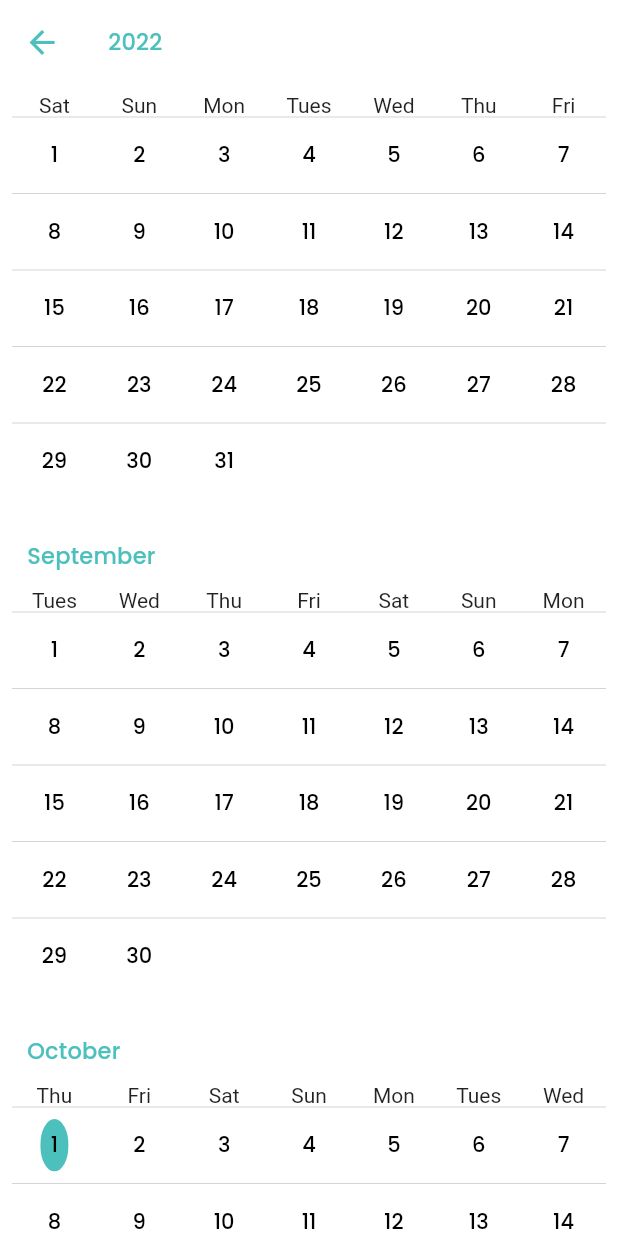
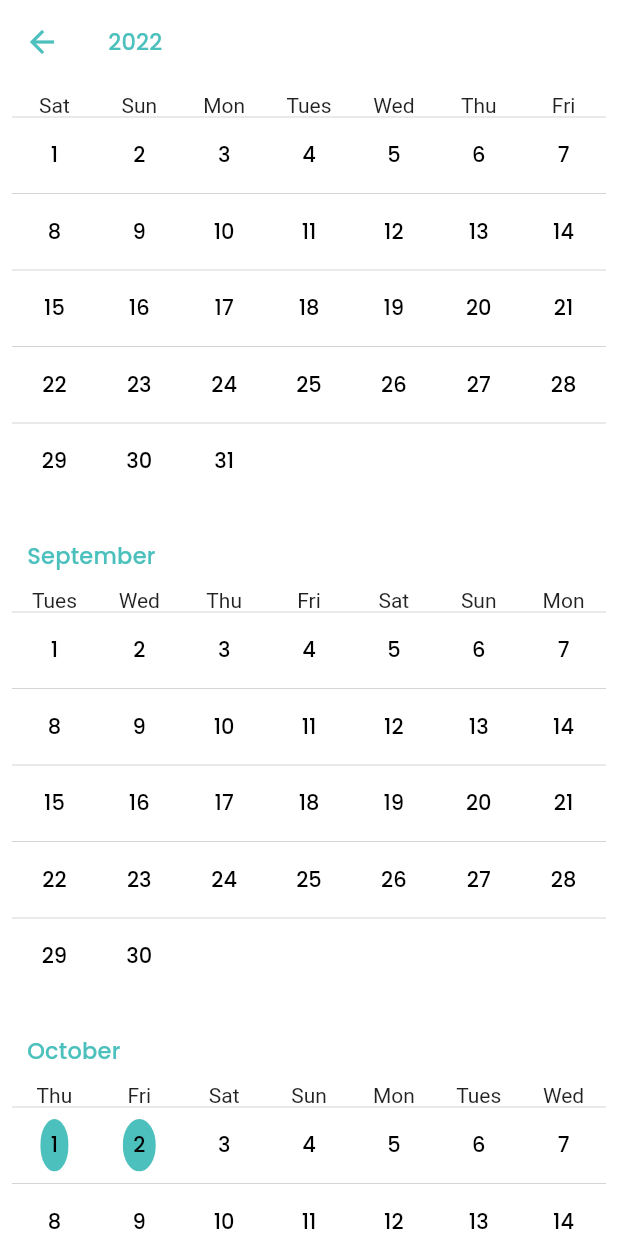
Before and after one commit to wh120/tasks, a Flutter app: the MonthlyView screen opened directly with empty values, scrolled down 2304 dp, on a phone screen of 412 x 824 dp. Run offline on Flutter 3.47's test engine with Material 2 defaults, Android fonts, the phone set to English and light mode, and no system bars; our stand-ins replace get_it.

Commit message:
daily calender

```diff
--- a/lib/core/constants/AppTheme.dart
+++ b/lib/core/constants/AppTheme.dart
@@ -1,5 +1,5 @@
 import 'package:flutter/material.dart';
-import 'package:flutter_screenutil/flutter_screenutil.dart';
+
 
 import 'appcolors.dart';
 import 'app_styles.dart';
@@ -27,8 +27,8 @@ class AppTheme {
     textTheme: textTheme,
     appBarTheme: appBarTheme,
     primaryTextTheme: textTheme,
-    iconTheme: IconThemeData(color: AppColors.primary, size: 6.0.r),
-    primaryIconTheme: IconThemeData(color: AppColors.white, size: 5.0.r),
+    iconTheme: IconThemeData(color: AppColors.primary),
+    primaryIconTheme: IconThemeData(color: AppColors.white),
     elevatedButtonTheme: elevatedButtonThemeData(),
     textButtonTheme: textButtonThemeData(),
     outlinedButtonTheme: outlinedButtonTheme,
@@ -42,7 +42,7 @@ class AppTheme {
   static Color scaffoldBackgroundColor = AppColors.white;
 
   static CardTheme cardTheme = CardTheme(
-    margin: EdgeInsets.only(bottom: AppStyles.contentVerticalPaddingValue),
+    // margin: EdgeInsets.only(bottom: AppStyles.contentVerticalPaddingValue),
     color: AppColors.primary,
     elevation: 1,
     shadowColor: AppColors.primary,
--- a/lib/core/constants/app_styles.dart
+++ b/lib/core/constants/app_styles.dart
@@ -1,27 +1,27 @@
 import 'package:flutter/material.dart';
-import 'package:flutter_screenutil/flutter_screenutil.dart';
 
 import 'appcolors.dart';
 
 class AppStyles {
-  static double contentVerticalPaddingValue = 1.5.h;
-  static double contentHorizontalPaddingValue = 2.5.w;
-
-  static EdgeInsetsGeometry horizontalPadding =
-      EdgeInsets.symmetric(horizontal: 5.w);
-  static EdgeInsetsGeometry zeroPadding = EdgeInsets.zero;
-  static EdgeInsetsGeometry verticalPadding =
-      EdgeInsets.symmetric(vertical: 5.w);
-  static EdgeInsetsGeometry allPadding =
-      EdgeInsets.symmetric(vertical: 5.w, horizontal: 5.w);
-  static EdgeInsetsGeometry contentPadding = EdgeInsets.symmetric(
-      vertical: contentVerticalPaddingValue,
-      horizontal: contentHorizontalPaddingValue);
-  static EdgeInsetsGeometry contentVerticalPadding = EdgeInsets.symmetric(
-    vertical: contentVerticalPaddingValue,
-  );
-  static EdgeInsetsGeometry contentHorizontalPadding =
-      EdgeInsets.symmetric(horizontal: contentHorizontalPaddingValue);
+  // static double contentVerticalPaddingValue = 1.5.h;
+  // static double contentHorizontalPaddingValue = 2.5.w;
+  //
+  // static EdgeInsetsGeometry horizontalPadding =
+  //     EdgeInsets.symmetric(horizontal: 5.w);
+  // static EdgeInsetsGeometry zeroPadding = EdgeInsets.zero;
+  // static EdgeInsetsGeometry verticalPadding =
+  //     EdgeInsets.symmetric(vertical: 5.w);
+  // static EdgeInsetsGeometry allPadding =
+  //     EdgeInsets.symmetric(vertical: 5.w, horizontal: 5.w);
+  // static EdgeInsetsGeometry contentPadding = EdgeInsets.symmetric(
+  //     vertical: contentVerticalPaddingValue,
+  //     horizontal: contentHorizontalPaddingValue);
+  // static EdgeInsetsGeometry contentVerticalPadding = EdgeInsets.symmetric(
+  //   vertical: contentVerticalPaddingValue,
+  // );
+  // static EdgeInsetsGeometry contentHorizontalPadding =
+  //     EdgeInsets.symmetric(horizontal: contentHorizontalPaddingValue);
+  //
   static BorderRadius borderRadius8 = BorderRadius.circular(8);
   static BorderRadius borderRadius = BorderRadius.circular(10);
   static BorderRadius cardRadius = BorderRadius.circular(15);
--- a/lib/core/widgets/calender/calender.dart
+++ b/lib/core/widgets/calender/calender.dart
@@ -3,16 +3,19 @@ import 'package:task/core/utils/extensions/date_time_extensions.dart';
 
 import '../../constants/AppTheme.dart';
 import '../../constants/appcolors.dart';
+import '../../utils/navigation/navigation.dart';
+import 'daily_calender.dart';
+import 'data/event_model.dart';
 
 class Calender extends StatefulWidget {
   final int startMonth;
   final int year;
   final ValueChanged<DateTime> onDayTap;
 
-  final EventsStore events;
+  final EventsStore eventsStore;
   const Calender(
       {Key? key,
-      required this.events,
+      required this.eventsStore,
       this.startMonth = 1,
       required this.year,
       required this.onDayTap})
@@ -63,7 +66,7 @@ class _CalenderState extends State<Calender> {
 
   buildMonthView(DateTime date) {
     List<Event> eventList =[];
-    eventList = widget.events.getEvents(date);
+    eventList = widget.eventsStore.getMonthEvents(date);
 
     List<Widget> dayNames = List.generate(7, (index) {
       return Center(child: Text(date.days[date.firstWeekDayOfMonth() + index]));
@@ -103,6 +106,10 @@ class _CalenderState extends State<Calender> {
                   padding: const EdgeInsets.all( 7),
                   child: InkWell(
                       onTap: () {
+                        Navigation.push(DailyCalender(
+                          date: date,
+                          store: widget.eventsStore,
+                        ));
                         widget.onDayTap(date);
                       },
                       child: Text(
@@ -116,49 +123,3 @@ class _CalenderState extends State<Calender> {
         ));
   }
 }
-
-class Event {
-  final DateTime dateTime;
-  final Color? color;
-  final String name;
-
-  Event({required this.name, required this.dateTime, this.color});
-}
-
-class EventsStore{
-   Map<String,Map<String,List<Event>>> _events={};
-
-   addEvent(DateTime dateTime , String name){
-    Event event =Event(
-        name: name,
-        dateTime: dateTime,
-        color: AppColors.primary
-    );
-    if(_events.containsKey(dateTime.year.toString())){
-
-      if(_events[dateTime.year.toString()]!.containsKey(dateTime.month.toString())){
-        _events[dateTime.year.toString()]![dateTime.month.toString()]!.add(event);
-      }else{
-        _events[dateTime.year.toString()]!.putIfAbsent(dateTime.month.toString(), () => [event]);
-      }
-    }
-    else{
-      _events.putIfAbsent(dateTime.year.toString(), () => {
-        dateTime.month.toString():[event]
-      });
-    }
-  }
-
-   List<Event> getEvents(DateTime dateTime){
-    if(_events.containsKey(dateTime.year.toString())){
-      if(_events[dateTime.year.toString()]!.containsKey(dateTime.month.toString())) {
-        List<Event> list  = _events[dateTime.year.toString()]![ dateTime.month.toString()]!;
-        return list;
-      } else {
-        return [];
-      }
-    }
-    else return [];
-  }
-
-}
--- /dev/null
+++ b/lib/core/widgets/calender/data/event_model.dart
@@ -0,0 +1,62 @@
+import 'package:flutter/material.dart';
+import 'package:task/core/utils/extensions/date_time_extensions.dart';
+
+import '../../../constants/appcolors.dart';
+
+class Event {
+  final DateTime dateTime;
+  final Color? color;
+  final String name;
+
+  Event({required this.name, required this.dateTime, this.color});
+}
+
+class EventsStore{
+  Map<String,Map<String,List<Event>>> _events={};
+
+  addEvent(DateTime dateTime , String name){
+    Event event =Event(
+        name: name,
+        dateTime: dateTime,
+        color: AppColors.primary
+    );
+    if(_events.containsKey(dateTime.year.toString())){
+
+      if(_events[dateTime.year.toString()]!.containsKey(dateTime.month.toString())){
+        _events[dateTime.year.toString()]![dateTime.month.toString()]!.add(event);
+      }else{
+        _events[dateTime.year.toString()]!.putIfAbsent(dateTime.month.toString(), () => [event]);
+      }
+    }
+    else{
+      _events.putIfAbsent(dateTime.year.toString(), () => {
+        dateTime.month.toString():[event]
+      });
+    }
+  }
+
+  List<Event> getMonthEvents(DateTime dateTime){
+    if(_events.containsKey(dateTime.year.toString())){
+      if(_events[dateTime.year.toString()]!.containsKey(dateTime.month.toString())) {
+        List<Event> list  = _events[dateTime.year.toString()]![ dateTime.month.toString()]!;
+        return list;
+      } else {
+        return [];
+      }
+    }
+    else return [];
+  }
+
+  List<Event> getDayEvents(DateTime dateTime){
+    if(_events.containsKey(dateTime.year.toString())){
+      if(_events[dateTime.year.toString()]!.containsKey(dateTime.month.toString())) {
+        List<Event> list  = _events[dateTime.year.toString()]![ dateTime.month.toString()]!;
+        return list.where((element) => element.dateTime.isSameDate(dateTime)).toList();
+      } else {
+        return [];
+      }
+    }
+    else return [];
+  }
+
+}
--- a/lib/features/tasks/presentation/pages/monthly_view.dart
+++ b/lib/features/tasks/presentation/pages/monthly_view.dart
@@ -1,7 +1,10 @@
 import 'package:flutter/material.dart';
+import 'package:get_it/get_it.dart';
+import 'package:task/core/utils/extensions/date_time_extensions.dart';
 import 'package:task/core/widgets/calender/calender.dart';
 import '../../../../core/constants/appcolors.dart';
 import '../../../../core/utils/navigation/navigation.dart';
+import '../../../../core/widgets/calender/data/event_model.dart';
 import 'daily_view.dart';
 
 
@@ -21,15 +24,16 @@ class MonthlyView extends StatelessWidget {
 
 
   Widget buildBody() {
-    EventsStore store = EventsStore();
+    EventsStore store =  GetIt.I<EventsStore>();
     store.addEvent(DateTime.now(), 'Hi');
+    store.addEvent(DateTime.now().nextDay(), 'Hello');
     return Calender(
         onDayTap: (date){
-          Navigation.push(DailyView(date: date,));
+
         },
         startMonth: 1,
         year: date.year,
-        events: store
+        eventsStore: store
     );
   }
 }
--- a/pubspec.yaml
+++ b/pubspec.yaml
@@ -34,7 +34,7 @@ dependencies:
   # The following adds the Cupertino Icons font to your application.
   # Use with the CupertinoIcons class for iOS style icons.
   cupertino_icons: ^1.0.2
-  flutter_screenutil: 5.1.0
+  get_it: ^7.2.0
 
 dev_dependencies:
   flutter_test:
```
Also changed, not shown: lib/core/utils/navigation/navigation.dart (+3 -57 lines), lib/core/utils/service_locator/ServiceLocator.dart (added, +13 -0 lines), lib/core/widgets/calender/daily_calender.dart (added, +81 -0 lines), lib/features/tasks/presentation/pages/daily_view.dart (+8 -20 lines), lib/main.dart (+5 -18 lines), lib/start_up.dart (added, +13 -0 lines), pubspec.lock.
